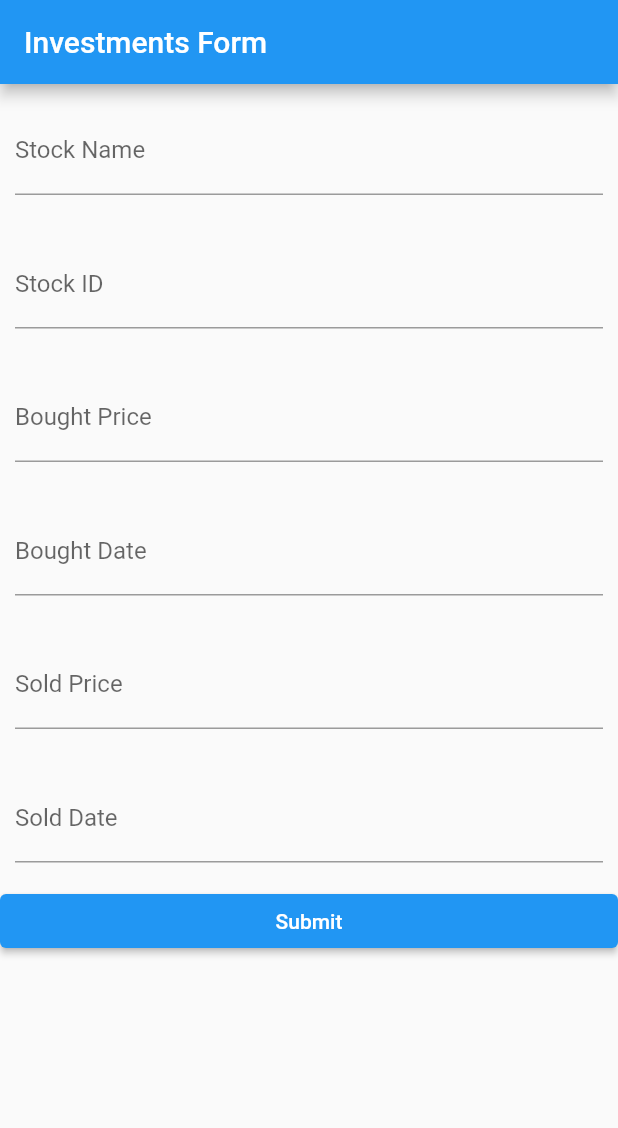
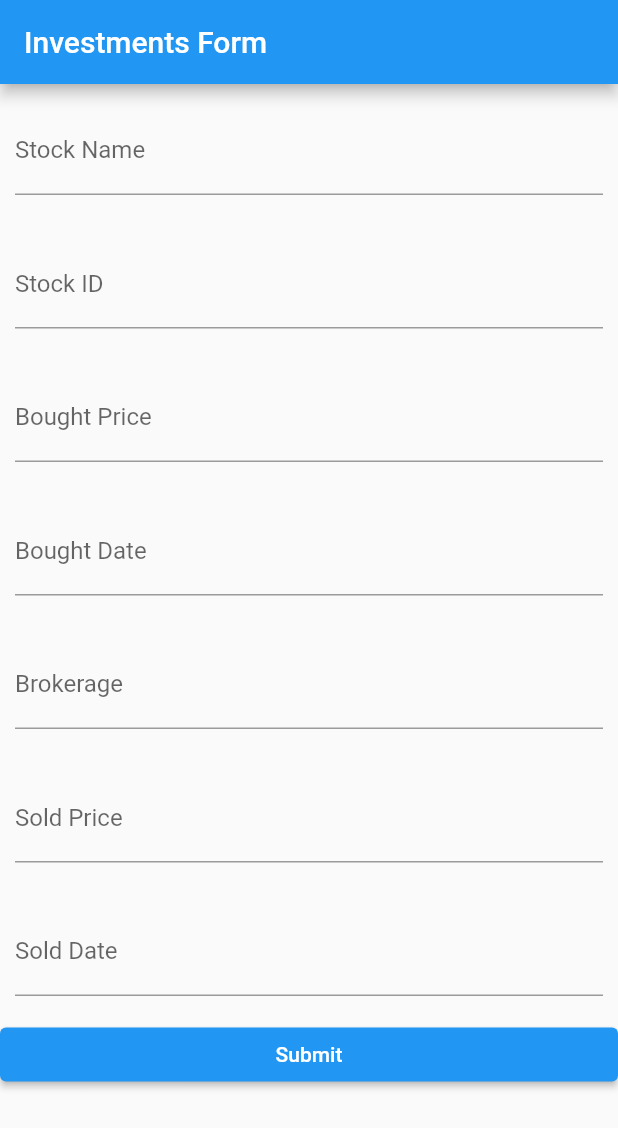
Before and after one commit to VisnuRavi/MyFin, a Flutter app: the screen it shows after launch, on a phone screen of 412 x 824 dp. Shown: the top 1128 px of the screen. Run offline on Flutter 3.47's test engine with Material 2 defaults, Android fonts, the light colour scheme and no system bars.

Commit message:
Begin on creating db and minor edits

```diff
--- /dev/null
+++ b/lib/models/stock.dart
@@ -0,0 +1,45 @@
+class Stock {
+  int id;
+  String stock_name;
+  String stock_id;
+  double bought_price;
+  DateTime bought_date;
+  String brokerage;
+  double? sold_price;
+  DateTime? sold_date;
+
+  Stock({required this.id, required this.stock_name, required this.stock_id, required this.bought_price,required this.bought_date, required this.brokerage, this.sold_price, this.sold_date});
+
+  Map<String, dynamic> toMap() {
+    String? isoSoldDate = null;
+    if (sold_date != null) {
+      isoSoldDate = sold_date!.toIso8601String();//add the ! to assert that it wouldnt be null here
+    }
+    return {
+      'id': id,
+      'stock_name': stock_name,
+      'stock_id': stock_id,
+      'bought_price': bought_price,
+      'bought_date': bought_date.toIso8601String(),//convert for easier storage in sqlite
+      'brokerage': brokerage,
+      'sold_price': sold_price,
+      'sold_date': isoSoldDate,
+    };
+  }
+
+  /*Stock.fromDB(Map<String, dynamic> map) { //i think cant coz possible to put in null to the non nullables
+    this.id = map['id'];
+    this.stock_name = map['stock_name'];
+    this.stock_id = map['stock_id'];
+    this.brokerage = map['brokerage'];
+    this.bought_price = map['bought_price'];
+    this.bought_date = map['bought_date'];
+    this.sold_price = map['sold_price'];
+    this.sold_date = map['sold_date'];
+  }*/
+
+  @override
+  String toString() {
+    return "Stock{id: $id, stock name: $stock_name, stock id: $stock_id, brokerage: $brokerage, bought price: $bought_price, bought date: $bought_date, sold price: $sold_price, sold date: $sold_date}";
+  }
+}
--- a/lib/pages/investments/invest_form.dart
+++ b/lib/pages/investments/invest_form.dart
@@ -26,6 +26,7 @@ class _InvestFormState extends State<InvestForm> {
             RequiredFormQuestion("Stock ID"),
             RequiredFormQuestion("Bought Price"),
             RequiredFormQuestion("Bought Date"),
+            RequiredFormQuestion("Brokerage"),
             OptionalFormQuestion("Sold Price"),
             OptionalFormQuestion("Sold Date"),
             ElevatedButton(
--- a/pubspec.yaml
+++ b/pubspec.yaml
@@ -29,6 +29,8 @@ environment:
 dependencies:
   flutter:
     sdk: flutter
+  sqflite: any
+  path: any
 
 
   # The following adds the Cupertino Icons font to your application.
```
Also changed, not shown: pubspec.lock.
